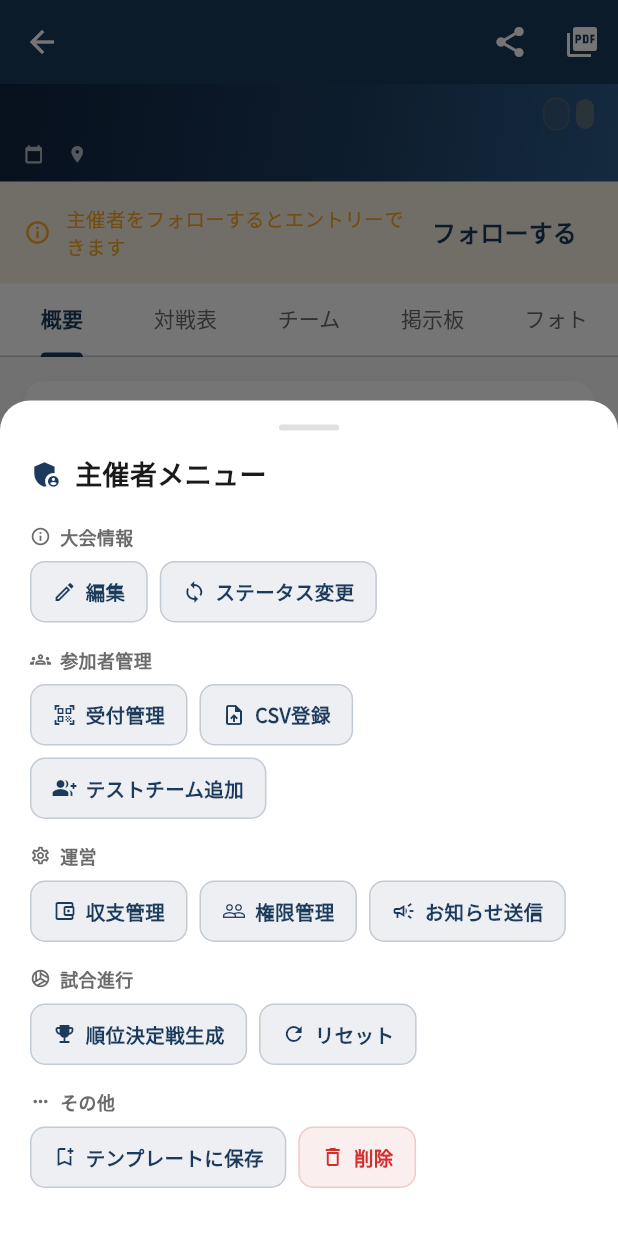
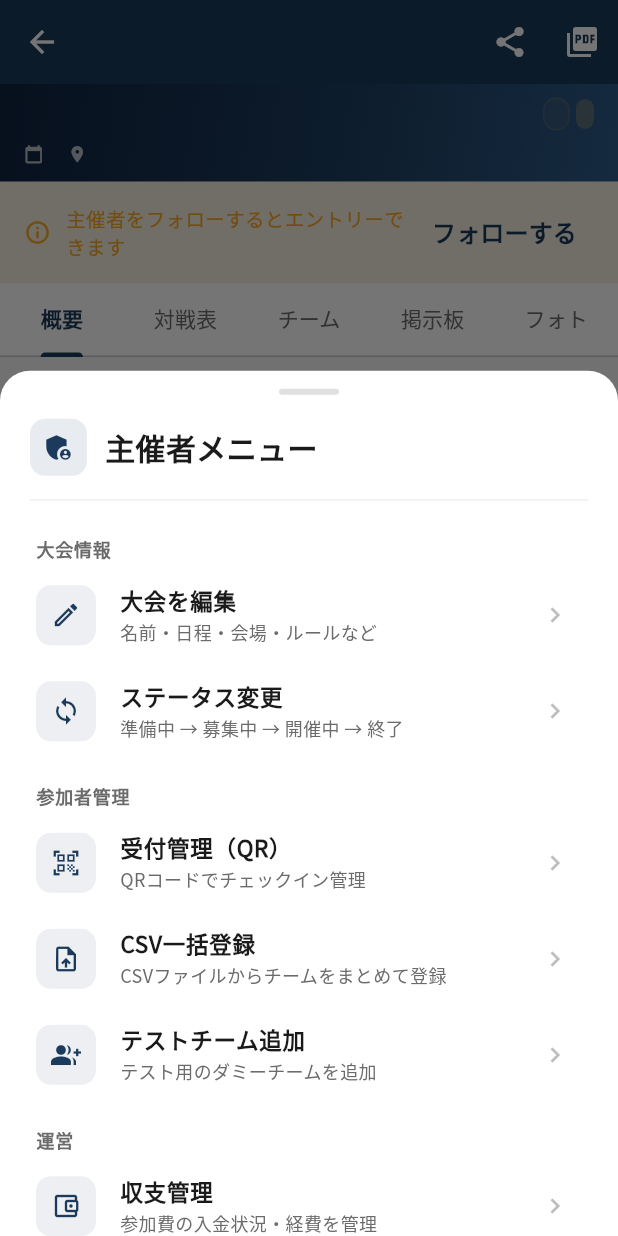
Before and after one commit to sofvo-dev/sofvo, a Flutter app: the TournamentDetailScreen screen opened directly with empty values, after a tap on "主催者メニュー", on a phone screen of 412 x 824 dp. Run offline on Flutter 3.47's test engine with Material 3 defaults, Android fonts, the phone set to English and light mode, and no system bars; our stand-ins replace cached_network_image, cloud_firestore, csv, file_picker, firebase_auth, firebase_core and 10 more; missing offline and left inert: mobile_scanner; accounts and stored records are empty; network calls fail.

Commit message:
refactor: 主催者メニューをリストタイル形式のボトムシートに改善
- 各項目をアイコン+タイトル+説明文のListTile形式に変更
- DraggableScrollableSheetでスクロール可能に
- セクションラベルで視覚的にグループ分け
- 不要になった旧メニューウィジェット(_buildOrganizerActions, _menuSection, _menuItem, _actionChip)を削除

https://claude.ai/code/session_0116u9hQCw1ZhLETzN8my8yT

```diff
--- a/lib/screens/tournament/tournament_detail_screen.dart
+++ b/lib/screens/tournament/tournament_detail_screen.dart
@@ -887,140 +887,7 @@ class _TournamentDetailScreenState extends State<TournamentDetailScreen>
     );
   }
 
-  Widget _buildOrganizerActions(Map<String, dynamic> tournData) {
-    final rules = tournData['rules'] as Map<String, dynamic>? ?? {};
-    final preliminary = rules['preliminary'] as Map<String, dynamic>? ?? {};
-    final prelimRounds = preliminary['rounds'] ?? 1;
-    final finalEnabled = (rules['final'] as Map<String, dynamic>?)?['enabled'] ?? true;
-    final status = tournData['status'] ?? '準備中';
-    final isRunning = status == '開催中' || status == '決勝中' || status == '順位決定中';
-
-    return Container(
-      margin: const EdgeInsets.only(bottom: 16),
-      padding: const EdgeInsets.all(16),
-      decoration: BoxDecoration(
-        color: Colors.white,
-        borderRadius: BorderRadius.circular(16),
-        border: Border.all(color: AppTheme.primaryColor.withValues(alpha: 0.25)),
-        boxShadow: [BoxShadow(color: AppTheme.primaryColor.withValues(alpha: 0.06), blurRadius: 12, offset: const Offset(0, 2))],
-      ),
-      child: Column(crossAxisAlignment: CrossAxisAlignment.start, children: [
-        Row(children: [
-          Icon(Icons.admin_panel_settings, size: 20, color: AppTheme.primaryColor),
-          const SizedBox(width: 8),
-          const Text('主催者メニュー', style: TextStyle(fontSize: 16, fontWeight: FontWeight.bold, color: AppTheme.primaryColor)),
-        ]),
-        const SizedBox(height: 16),
-
-        // ━━━ 大会情報 ━━━
-        _menuSection('大会情報', Icons.info_outline, [
-          _menuItem('編集', Icons.edit_outlined, () => _showEditTournamentSheet(tournData)),
-          _menuItem('ステータス変更', Icons.sync_outlined, () => _showStatusDialog(status)),
-        ]),
-        const SizedBox(height: 12),
-
-        // ━━━ 参加者管理 ━━━
-        _menuSection('参加者管理', Icons.groups_outlined, [
-          _menuItem('受付管理', Icons.qr_code_scanner, () => Navigator.push(context, MaterialPageRoute(builder: (_) => CheckInScreen(tournamentId: _tournamentId, tournamentName: tournData['title'] ?? '')))),
-          _menuItem('CSV登録', Icons.upload_file, _importTeamsFromCsv),
-          _menuItem('テストチーム追加', Icons.group_add, _addTestTeams),
-        ]),
-        const SizedBox(height: 12),
-
-        // ━━━ 運営 ━━━
-        _menuSection('運営', Icons.settings_outlined, [
-          _menuItem('収支管理', Icons.account_balance_wallet_outlined, () => Navigator.push(context, MaterialPageRoute(builder: (_) => TournamentFinanceScreen(tournamentId: _tournamentId, tournamentData: tournData)))),
-          _menuItem('権限管理', Icons.people_outline, _showEditorsSheet),
-          _menuItem('お知らせ送信', Icons.campaign_outlined, _showAnnouncementDialog),
-        ]),
-        const SizedBox(height: 12),
-
-        // ━━━ 試合進行 ━━━
-        _menuSection('試合進行', Icons.sports_volleyball_outlined, [
-          if (prelimRounds >= 2)
-            _menuItem('予選2 生成', Icons.replay, () => _generateMatches(2)),
-          if (finalEnabled)
-            _menuItem('順位決定戦生成', Icons.emoji_events, _generateFinals),
-          _menuItem('リセット', Icons.refresh, _resetRounds),
-        ]),
-
-        // ━━━ 大会を終了する ━━━
-        if (isRunning) ...[
-          const SizedBox(height: 12),
-          SizedBox(
-            width: double.infinity,
-            child: ElevatedButton.icon(
-              onPressed: () => _showEndTournamentDialog(),
-              icon: const Icon(Icons.flag, size: 18),
-              label: const Text('大会を終了する', style: TextStyle(fontSize: 14, fontWeight: FontWeight.bold)),
-              style: ElevatedButton.styleFrom(
-                backgroundColor: AppTheme.error, foregroundColor: Colors.white,
-                padding: const EdgeInsets.symmetric(vertical: 12),
-                shape: RoundedRectangleBorder(borderRadius: BorderRadius.circular(10)),
-              ),
-            ),
-          ),
-        ],
-
-        // ━━━ その他 ━━━
-        const SizedBox(height: 12),
-        _menuSection('その他', Icons.more_horiz, [
-          _menuItem('テンプレートに保存', Icons.bookmark_add_outlined, () => _saveAsTemplate(tournData)),
-          _menuItem('削除', Icons.delete_outline, () => _showDeleteDialog(tournData['title'] ?? ''), color: AppTheme.error),
-        ]),
-      ]),
-    );
-  }
-
-  Widget _menuSection(String title, IconData icon, List<Widget> children) {
-    // 空のchildrenを除外
-    final validChildren = children.where((w) => w is Widget).toList();
-    if (validChildren.isEmpty) return const SizedBox.shrink();
-    return Column(crossAxisAlignment: CrossAxisAlignment.start, children: [
-      Row(children: [
-        Icon(icon, size: 14, color: AppTheme.textSecondary),
-        const SizedBox(width: 6),
-        Text(title, style: TextStyle(fontSize: 12, fontWeight: FontWeight.w600, color: AppTheme.textSecondary)),
-      ]),
-      const SizedBox(height: 8),
-      Wrap(spacing: 8, runSpacing: 8, children: validChildren),
-    ]);
-  }
-
-  Widget _menuItem(String label, IconData icon, VoidCallback onTap, {Color? color}) {
-    final c = color ?? AppTheme.primaryColor;
-    return GestureDetector(
-      onTap: onTap,
-      child: Container(
-        padding: const EdgeInsets.symmetric(horizontal: 14, vertical: 10),
-        decoration: BoxDecoration(
-          color: c.withValues(alpha: 0.08),
-          borderRadius: BorderRadius.circular(10),
-          border: Border.all(color: c.withValues(alpha: 0.2)),
-        ),
-        child: Row(mainAxisSize: MainAxisSize.min, children: [
-          Icon(icon, size: 16, color: c),
-          const SizedBox(width: 6),
-          Text(label, style: TextStyle(fontSize: 13, fontWeight: FontWeight.w600, color: c)),
-        ]),
-      ),
-    );
-  }
-
-  Widget _actionChip(String label, IconData icon, VoidCallback onTap) {
-    return GestureDetector(
-      onTap: onTap,
-      child: Container(
-        padding: const EdgeInsets.symmetric(horizontal: 14, vertical: 8),
-        decoration: BoxDecoration(color: AppTheme.primaryColor, borderRadius: BorderRadius.circular(8)),
-        child: Row(mainAxisSize: MainAxisSize.min, children: [
-          Icon(icon, size: 16, color: Colors.white),
-          const SizedBox(width: 6),
-          Text(label, style: const TextStyle(fontSize: 13, fontWeight: FontWeight.w600, color: Colors.white)),
-        ]),
-      ),
-    );
-  }
+
 
   // ━━━ ステータス変更 ━━━
   void _showStatusDialog(String currentStatus) {
@@ -3254,79 +3121,118 @@ class _TournamentDetailScreenState extends State<TournamentDetailScreen>
       isScrollControlled: true,
       backgroundColor: Colors.white,
       shape: const RoundedRectangleBorder(borderRadius: BorderRadius.vertical(top: Radius.circular(20))),
-      builder: (ctx) => Padding(
-        padding: const EdgeInsets.fromLTRB(20, 16, 20, 32),
-        child: SingleChildScrollView(
-          child: Column(mainAxisSize: MainAxisSize.min, crossAxisAlignment: CrossAxisAlignment.start, children: [
+      builder: (ctx) => DraggableScrollableSheet(
+        expand: false,
+        initialChildSize: 0.7,
+        maxChildSize: 0.9,
+        minChildSize: 0.4,
+        builder: (_, scrollCtrl) => Column(children: [
+          Padding(
+            padding: const EdgeInsets.fromLTRB(20, 12, 20, 0),
+            child: Column(children: [
               Center(child: Container(width: 40, height: 4,
                   decoration: BoxDecoration(color: Colors.grey[300], borderRadius: BorderRadius.circular(2)))),
               const SizedBox(height: 16),
               Row(children: [
-              Icon(Icons.admin_panel_settings, size: 22, color: AppTheme.primaryColor),
-              const SizedBox(width: 8),
-              const Text('主催者メニュー', style: TextStyle(fontSize: 18, fontWeight: FontWeight.bold)),
-            ]),
-            const SizedBox(height: 20),
-
+                Container(
+                  padding: const EdgeInsets.all(8),
+                  decoration: BoxDecoration(color: AppTheme.primaryColor.withValues(alpha: 0.1), borderRadius: BorderRadius.circular(10)),
+                  child: Icon(Icons.admin_panel_settings, size: 22, color: AppTheme.primaryColor),
+                ),
+                const SizedBox(width: 12),
+                const Text('主催者メニュー', style: TextStyle(fontSize: 20, fontWeight: FontWeight.bold)),
+              ]),
+              const SizedBox(height: 8),
+              Divider(color: Colors.grey[200]),
+            ]),
+          ),
+          Expanded(
+            child: ListView(
+              controller: scrollCtrl,
+              padding: const EdgeInsets.fromLTRB(8, 0, 8, 32),
+              children: [
                 // ━━━ 大会情報 ━━━
-            _menuSection('大会情報', Icons.info_outline, [
-              _menuItem('編集', Icons.edit_outlined, () { Navigator.pop(ctx); _showEditTournamentSheet(tournData); }),
-              _menuItem('ステータス変更', Icons.sync_outlined, () { Navigator.pop(ctx); _showStatusDialog(status); }),
-            ]),
-            const SizedBox(height: 16),
+                _sectionLabel('大会情報'),
+                _menuTile(ctx, Icons.edit_outlined, '大会を編集', '名前・日程・会場・ルールなど', () => _showEditTournamentSheet(tournData)),
+                _menuTile(ctx, Icons.sync_outlined, 'ステータス変更', '準備中 → 募集中 → 開催中 → 終了', () => _showStatusDialog(status)),
 
                 // ━━━ 参加者管理 ━━━
-            _menuSection('参加者管理', Icons.groups_outlined, [
-              _menuItem('受付管理', Icons.qr_code_scanner, () { Navigator.pop(ctx); Navigator.push(context, MaterialPageRoute(builder: (_) => CheckInScreen(tournamentId: _tournamentId, tournamentName: tournData['title'] ?? ''))); }),
-              _menuItem('CSV登録', Icons.upload_file, () { Navigator.pop(ctx); _importTeamsFromCsv(); }),
-              _menuItem('テストチーム追加', Icons.group_add, () { Navigator.pop(ctx); _addTestTeams(); }),
-            ]),
-            const SizedBox(height: 16),
+                _sectionLabel('参加者管理'),
+                _menuTile(ctx, Icons.qr_code_scanner, '受付管理（QR）', 'QRコードでチェックイン管理', () => Navigator.push(context, MaterialPageRoute(builder: (_) => CheckInScreen(tournamentId: _tournamentId, tournamentName: tournData['title'] ?? '')))),
+                _menuTile(ctx, Icons.upload_file, 'CSV一括登録', 'CSVファイルからチームをまとめて登録', _importTeamsFromCsv),
+                _menuTile(ctx, Icons.group_add, 'テストチーム追加', 'テスト用のダミーチームを追加', _addTestTeams),
 
                 // ━━━ 運営 ━━━
-            _menuSection('運営', Icons.settings_outlined, [
-              _menuItem('収支管理', Icons.account_balance_wallet_outlined, () { Navigator.pop(ctx); Navigator.push(context, MaterialPageRoute(builder: (_) => TournamentFinanceScreen(tournamentId: _tournamentId, tournamentData: tournData))); }),
-              _menuItem('権限管理', Icons.people_outline, () { Navigator.pop(ctx); _showEditorsSheet(); }),
-              _menuItem('お知らせ送信', Icons.campaign_outlined, () { Navigator.pop(ctx); _showAnnouncementDialog(); }),
-            ]),
-            const SizedBox(height: 16),
+                _sectionLabel('運営'),
+                _menuTile(ctx, Icons.account_balance_wallet_outlined, '収支管理', '参加費の入金状況・経費を管理', () => Navigator.push(context, MaterialPageRoute(builder: (_) => TournamentFinanceScreen(tournamentId: _tournamentId, tournamentData: tournData)))),
+                _menuTile(ctx, Icons.people_outline, '権限管理', '他のユーザーに編集権限を付与', _showEditorsSheet),
+                _menuTile(ctx, Icons.campaign_outlined, 'お知らせ送信', '全参加者に通知を送信', _showAnnouncementDialog),
 
                 // ━━━ 試合進行 ━━━
-            _menuSection('試合進行', Icons.sports_volleyball_outlined, [
+                _sectionLabel('試合進行'),
                 if (prelimRounds >= 2)
-                _menuItem('予選2 生成', Icons.replay, () { Navigator.pop(ctx); _generateMatches(2); }),
+                  _menuTile(ctx, Icons.replay, '予選2 生成', '予選2ラウンドの対戦表を生成', () => _generateMatches(2)),
                 if (finalEnabled)
-                _menuItem('順位決定戦生成', Icons.emoji_events, () { Navigator.pop(ctx); _generateFinals(); }),
-              _menuItem('リセット', Icons.refresh, () { Navigator.pop(ctx); _resetRounds(); }),
-            ]),
+                  _menuTile(ctx, Icons.emoji_events, '順位決定戦生成', '決勝トーナメントを生成', _generateFinals),
+                _menuTile(ctx, Icons.refresh, 'リセット', '対戦表・スコアをリセット', _resetRounds),
 
                 // ━━━ 大会を終了する ━━━
                 if (isRunning) ...[
-              const SizedBox(height: 16),
-              SizedBox(
+                  const SizedBox(height: 8),
+                  Padding(
+                    padding: const EdgeInsets.symmetric(horizontal: 12),
+                    child: SizedBox(
                       width: double.infinity,
                       child: ElevatedButton.icon(
                         onPressed: () { Navigator.pop(ctx); _showEndTournamentDialog(); },
                         icon: const Icon(Icons.flag, size: 18),
-                  label: const Text('大会を終了する', style: TextStyle(fontSize: 14, fontWeight: FontWeight.bold)),
+                        label: const Text('大会を終了する', style: TextStyle(fontSize: 15, fontWeight: FontWeight.bold)),
                         style: ElevatedButton.styleFrom(
                           backgroundColor: AppTheme.error, foregroundColor: Colors.white,
-                    padding: const EdgeInsets.symmetric(vertical: 12),
-                    shape: RoundedRectangleBorder(borderRadius: BorderRadius.circular(10)),
+                          padding: const EdgeInsets.symmetric(vertical: 14),
+                          shape: RoundedRectangleBorder(borderRadius: BorderRadius.circular(12)),
+                        ),
                       ),
                     ),
                   ),
                 ],
 
                 // ━━━ その他 ━━━
-            const SizedBox(height: 16),
-            _menuSection('その他', Icons.more_horiz, [
-              _menuItem('テンプレートに保存', Icons.bookmark_add_outlined, () { Navigator.pop(ctx); _saveAsTemplate(tournData); }),
-              _menuItem('削除', Icons.delete_outline, () { Navigator.pop(ctx); _showDeleteDialog(tournData['title'] ?? ''); }, color: AppTheme.error),
-            ]),
-          ]),
-        ),
-      ),
+                _sectionLabel('その他'),
+                _menuTile(ctx, Icons.bookmark_add_outlined, 'テンプレートに保存', '大会設定をテンプレートとして保存', () => _saveAsTemplate(tournData)),
+                _menuTile(ctx, Icons.delete_outline, '大会を削除', 'この大会を完全に削除', () => _showDeleteDialog(tournData['title'] ?? ''), isDestructive: true),
+              ],
+            ),
+          ),
+        ]),
+      ),
+    );
+  }
+
+  Widget _sectionLabel(String title) {
+    return Padding(
+      padding: const EdgeInsets.fromLTRB(16, 16, 16, 4),
+      child: Text(title, style: TextStyle(fontSize: 12, fontWeight: FontWeight.bold, color: AppTheme.textSecondary, letterSpacing: 0.5)),
+    );
+  }
+
+  Widget _menuTile(BuildContext ctx, IconData icon, String title, String subtitle, VoidCallback onTap, {bool isDestructive = false}) {
+    final color = isDestructive ? AppTheme.error : AppTheme.primaryColor;
+    return ListTile(
+      dense: true,
+      shape: RoundedRectangleBorder(borderRadius: BorderRadius.circular(12)),
+      leading: Container(
+        width: 40, height: 40,
+        decoration: BoxDecoration(
+          color: color.withValues(alpha: 0.08),
+          borderRadius: BorderRadius.circular(10),
+        ),
+        child: Icon(icon, size: 20, color: color),
+      ),
+      title: Text(title, style: TextStyle(fontSize: 15, fontWeight: FontWeight.w600, color: isDestructive ? AppTheme.error : AppTheme.textPrimary)),
+      subtitle: Text(subtitle, style: TextStyle(fontSize: 12, color: AppTheme.textSecondary)),
+      trailing: Icon(Icons.chevron_right, size: 20, color: Colors.grey[400]),
+      onTap: () { Navigator.pop(ctx); onTap(); },
     );
   }
 
```
Lines whose indentation alone changed are shown as unchanged.
